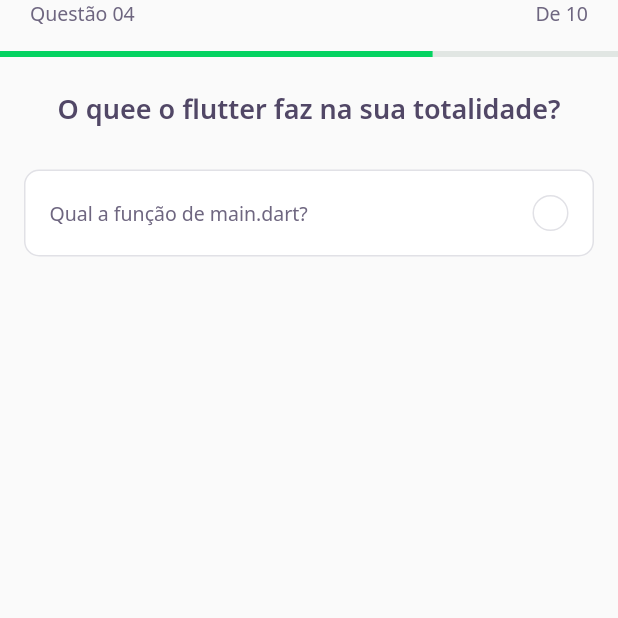
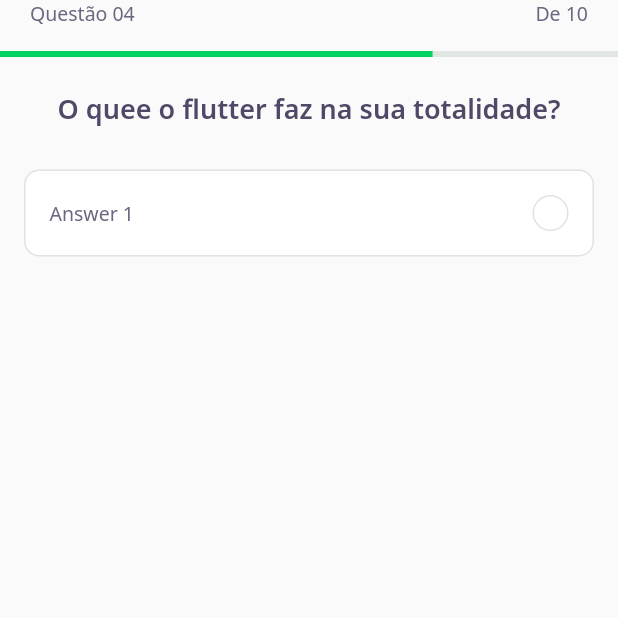
Before and after one commit to joaoipiraja/Dev-Quiz, a Flutter app: the screen it shows after launch, on a phone screen of 412 x 824 dp, the top half of it. Run offline on Flutter 3.47's test engine with Material 2 defaults, Android fonts, the phone set to English and light mode, and no system bars; our stand-ins replace google_fonts.

Commit message:
Create Models

```diff
--- a/lib/challenge/widget/quiz/quiz_widget.dart
+++ b/lib/challenge/widget/quiz/quiz_widget.dart
@@ -13,7 +13,7 @@ class QuizWidget extends StatelessWidget {
       children: [
         Text(title, style: AppTextStyles.heading),
         SizedBox(height: 24),
-        AnswerWidget(title: "Qual a função de main.dart?")
+        AnswerWidget(title: "Answer 1")
       ],
     ));
   }
--- /dev/null
+++ b/lib/shared/models/answer_model.dart
@@ -0,0 +1,7 @@
+class Answer {
+  final String title;
+  final bool isRight;
+
+  Answer({required this.title,this.isRight = false});
+
+}
```
Also changed, not shown: lib/shared/models/question_model.dart (added, +11 -0 lines), lib/shared/models/quiz_model.dart (added, +29 -0 lines), lib/shared/models/user_model.dart (added, +11 -0 lines), lib/challenge/challenge_controller.dart (added).
